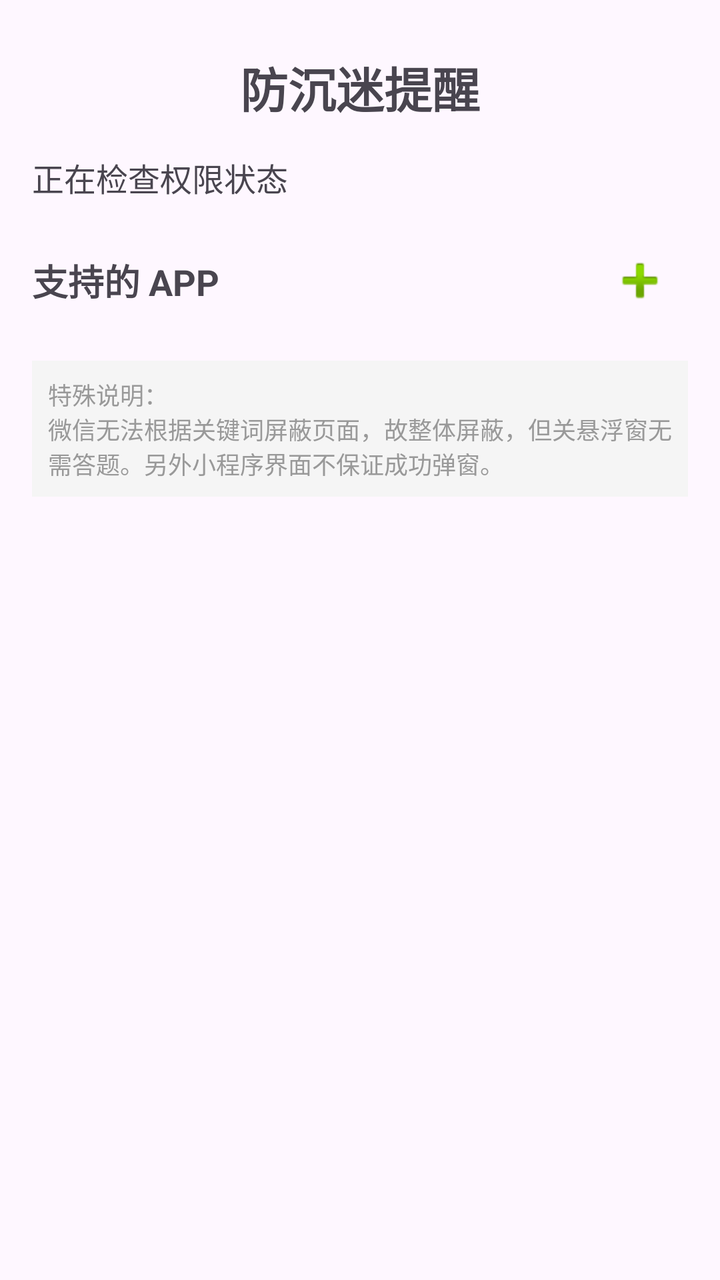
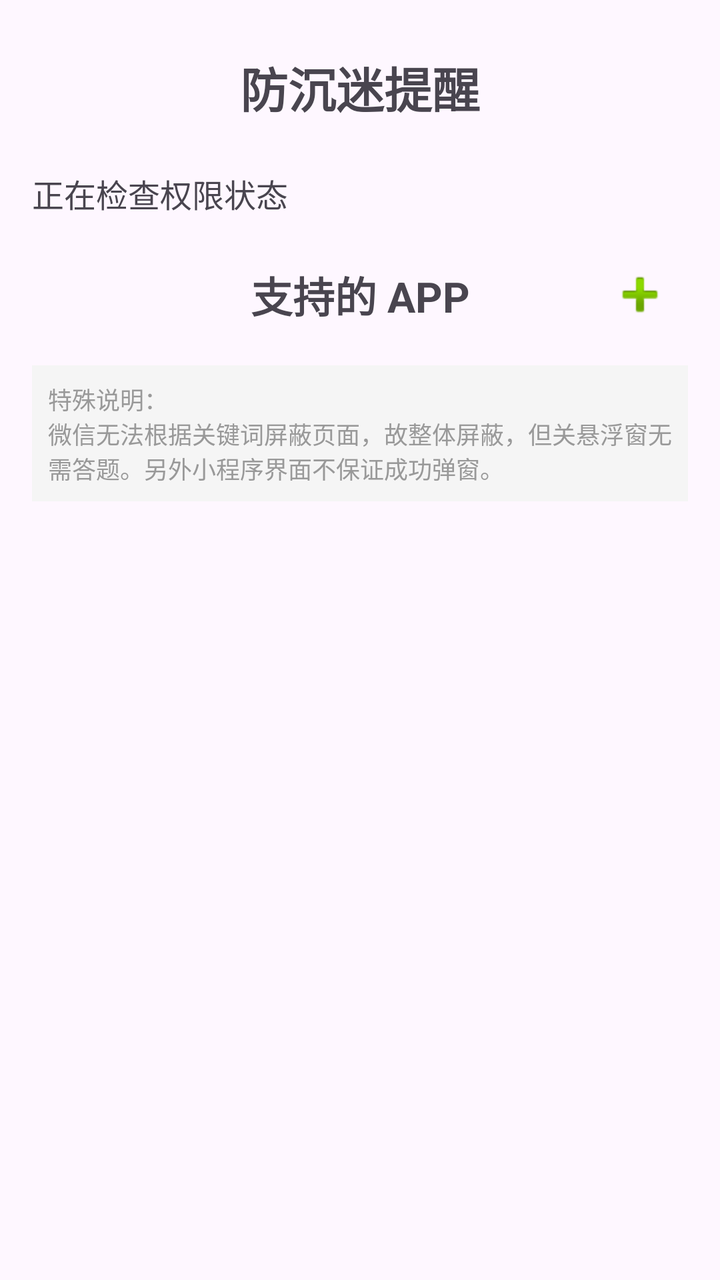

Before-and-after screenshots of an Android layout around one commit, followed by the original layout XML and the change that was made.
<!-- AndroidManifest.xml: application theme Theme.Basic -->
<!-- res/layout/fragment_home.xml -->
<?xml version="1.0" encoding="utf-8"?>
<ScrollView xmlns:android="http://schemas.android.com/apk/res/android"
    xmlns:app="http://schemas.android.com/apk/res-auto"
    android:layout_width="match_parent"
    android:layout_height="match_parent"
    android:fillViewport="true">

    <androidx.constraintlayout.widget.ConstraintLayout
        android:layout_width="match_parent"
        android:layout_height="wrap_content"
        android:paddingStart="16dp"
        android:paddingEnd="16dp"
        android:paddingTop="16dp"
        android:paddingBottom="16dp">

        <TextView
            android:id="@+id/tv_title"
            android:layout_width="wrap_content"
            android:layout_height="wrap_content"
            android:text="防沉迷提醒"
            android:layout_marginTop="10dp"
            android:layout_marginBottom="16dp"
            android:textSize="24sp"
            android:textStyle="bold"
            app:layout_constraintBottom_toTopOf="@+id/tv_description"
            app:layout_constraintEnd_toEndOf="parent"
            app:layout_constraintStart_toStartOf="parent"
            app:layout_constraintTop_toTopOf="parent"
            app:layout_constraintVertical_chainStyle="packed" />

        <TextView
            android:id="@+id/tv_description"
            android:layout_width="0dp"
            android:layout_height="wrap_content"
            android:layout_marginTop="16dp"
            android:text="正在检查权限状态"
            android:textAlignment="viewStart"
            android:textSize="16sp"
            app:layout_constraintBottom_toTopOf="@+id/tv_apps_subtitle"
            app:layout_constraintEnd_toEndOf="parent"
            app:layout_constraintStart_toStartOf="parent"
            app:layout_constraintTop_toBottomOf="@+id/tv_title" />

        <LinearLayout
            android:id="@+id/ll_apps_header"
            android:layout_width="0dp"
            android:layout_height="wrap_content"
            android:layout_marginTop="16dp"
            android:orientation="horizontal"
            android:gravity="center_vertical"
            app:layout_constraintEnd_toEndOf="parent"
            app:layout_constraintStart_toStartOf="parent"
            app:layout_constraintTop_toBottomOf="@id/tv_description">

            <TextView
                android:id="@+id/tv_apps_subtitle"
                android:layout_width="0dp"
                android:layout_height="wrap_content"
                android:layout_weight="1"
                android:text="支持的 APP"
                android:textSize="18sp"
                android:textStyle="bold" />

            <ImageButton
                android:id="@+id/btn_add_app"
                android:layout_width="48dp"
                android:layout_height="48dp"
                android:background="?attr/selectableItemBackgroundBorderless"
                android:src="@android:drawable/ic_input_add"
                android:contentDescription="添加 APP"
                android:scaleType="centerInside" />

        </LinearLayout>

        <androidx.recyclerview.widget.RecyclerView
            android:id="@+id/rv_app_cards"
            android:layout_width="0dp"
            android:layout_height="wrap_content"
            android:layout_marginTop="0dp"
            android:layout_marginBottom="8dp"
            android:nestedScrollingEnabled="false"
            app:layout_constraintEnd_toEndOf="parent"
            app:layout_constraintStart_toStartOf="parent"
            app:layout_constraintTop_toBottomOf="@+id/ll_apps_header"
            app:layout_constraintBottom_toTopOf="@+id/tv_remark" />

        <TextView
            android:id="@+id/tv_remark"
            android:layout_width="0dp"
            android:layout_height="wrap_content"
            android:layout_marginTop="16dp"
            android:text="特殊说明：\n微信无法根据关键词屏蔽页面，故整体屏蔽，但关悬浮窗无需答题。另外小程序界面不保证成功弹窗。"
            android:textSize="12sp"
            android:textColor="#999999"
            android:gravity="left"
            android:padding="8dp"
            android:background="#F5F5F5"
            app:layout_constraintEnd_toEndOf="parent"
            app:layout_constraintStart_toStartOf="parent"
            app:layout_constraintTop_toBottomOf="@+id/rv_app_cards" />

    </androidx.constraintlayout.widget.ConstraintLayout>

</ScrollView>
<!-- resources referenced by this layout -->
<resources>
  <style name="Theme.Basic" parent="Base.Theme.Basic" />
  <style name="Base.Theme.Basic" parent="Theme.Material3.DayNight.NoActionBar">
          
          
      </style>
</resources>

<!-- the commit's change to res/layout/fragment_home.xml (unified diff, before → after) -->
@@ -22,35 +22,58 @@
             android:layout_marginBottom="16dp"
             android:textSize="24sp"
             android:textStyle="bold"
-            app:layout_constraintBottom_toTopOf="@+id/tv_description"
+            app:layout_constraintBottom_toTopOf="@+id/ll_permissions"
             app:layout_constraintEnd_toEndOf="parent"
             app:layout_constraintStart_toStartOf="parent"
             app:layout_constraintTop_toTopOf="parent"
             app:layout_constraintVertical_chainStyle="packed" />
 
-        <TextView
-            android:id="@+id/tv_description"
+        <LinearLayout
+            android:id="@+id/ll_permissions"
             android:layout_width="0dp"
             android:layout_height="wrap_content"
-            android:layout_marginTop="16dp"
-            android:text="正在检查权限状态"
-            android:textAlignment="viewStart"
-            android:textSize="16sp"
-            app:layout_constraintBottom_toTopOf="@+id/tv_apps_subtitle"
+            android:layout_marginTop="8dp"
+            android:orientation="horizontal"
+            android:baselineAligned="false"
+            app:layout_constraintBottom_toTopOf="@+id/ll_apps_header"
             app:layout_constraintEnd_toEndOf="parent"
             app:layout_constraintStart_toStartOf="parent"
-            app:layout_constraintTop_toBottomOf="@+id/tv_title" />
+            app:layout_constraintTop_toBottomOf="@+id/tv_title">
+
+            <TextView
+                android:id="@+id/tv_description"
+                android:layout_width="0dp"
+                android:layout_height="wrap_content"
+                android:layout_weight="3"
+                android:text="正在检查权限状态"
+                android:textAlignment="viewStart"
+                android:textSize="16sp" />
+
+            <TextView
+                android:id="@+id/tv_optional_permissions"
+                android:layout_width="0dp"
+                android:layout_height="wrap_content"
+                android:layout_weight="2"
+                android:layout_marginStart="16dp"
+                android:textAlignment="viewStart"
+                android:textSize="16sp" />
+
+        </LinearLayout>
 
         <LinearLayout
             android:id="@+id/ll_apps_header"
             android:layout_width="0dp"
             android:layout_height="wrap_content"
-            android:layout_marginTop="16dp"
+            android:layout_marginTop="15dp"
             android:orientation="horizontal"
             android:gravity="center_vertical"
             app:layout_constraintEnd_toEndOf="parent"
             app:layout_constraintStart_toStartOf="parent"
-            app:layout_constraintTop_toBottomOf="@id/tv_description">
+            app:layout_constraintTop_toBottomOf="@id/ll_permissions">
+
+            <Space
+                android:layout_width="48dp"
+                android:layout_height="1dp" />
 
             <TextView
                 android:id="@+id/tv_apps_subtitle"
@@ -58,8 +81,9 @@
                 android:layout_height="wrap_content"
                 android:layout_weight="1"
                 android:text="支持的 APP"
-                android:textSize="18sp"
-                android:textStyle="bold" />
+                android:textSize="21sp"
+                android:textStyle="bold"
+                android:gravity="center" />
 
             <ImageButton
                 android:id="@+id/btn_add_app"
@@ -76,8 +100,8 @@
             android:id="@+id/rv_app_cards"
             android:layout_width="0dp"
             android:layout_height="wrap_content"
-            android:layout_marginTop="0dp"
-            android:layout_marginBottom="8dp"
+            android:layout_marginTop="-5dp"
+            android:layout_marginBottom="4dp"
             android:nestedScrollingEnabled="false"
             app:layout_constraintEnd_toEndOf="parent"
             app:layout_constraintStart_toStartOf="parent"
